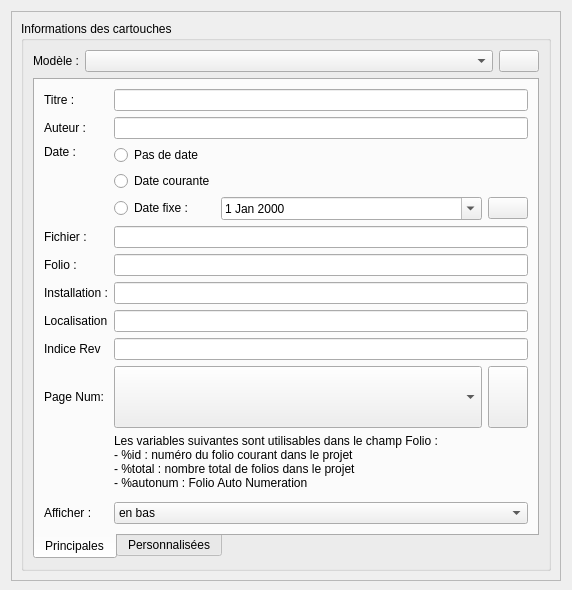
This is sources/ui/titleblockpropertieswidget.ui in qelectrotech/qelectrotech-source-mirror as Qt 5 draws it before an edit. The edited form follows.
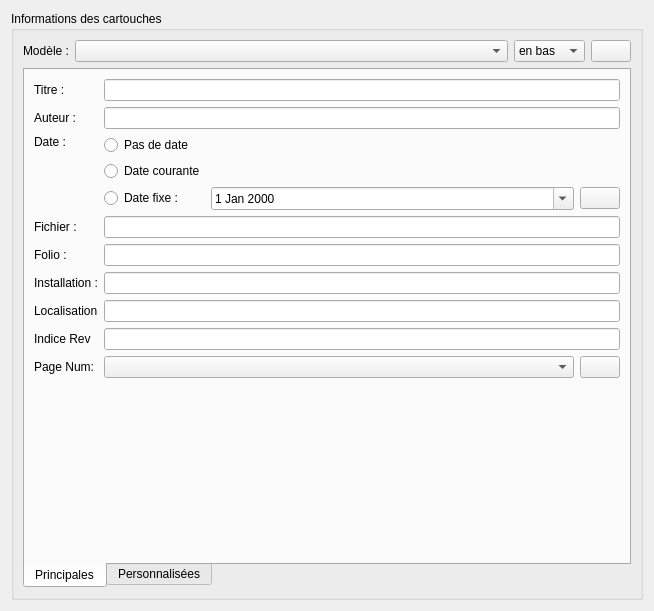
This is the edited form. Icons and pictures are not drawn.

Commit message: Improve some widget and layout

What changed in the file:
```diff
--- a/sources/ui/titleblockpropertieswidget.ui
+++ b/sources/ui/titleblockpropertieswidget.ui
@@ -6,8 +6,8 @@
    <rect>
     <x>0</x>
     <y>0</y>
-    <width>572</width>
-    <height>590</height>
+    <width>654</width>
+    <height>611</height>
    </rect>
   </property>
   <property name="sizePolicy">
@@ -26,27 +26,6 @@
    <string>Form</string>
   </property>
   <layout class="QVBoxLayout" name="verticalLayout_4">
-   <property name="spacing">
-    <number>6</number>
-   </property>
-   <property name="bottomMargin">
-    <number>9</number>
-   </property>
-   <item>
-    <widget class="QScrollArea" name="scrollArea">
-     <property name="widgetResizable">
-      <bool>true</bool>
-     </property>
-     <widget class="QWidget" name="scrollAreaWidgetContents_1">
-      <property name="geometry">
-       <rect>
-        <x>0</x>
-        <y>0</y>
-        <width>538</width>
-        <height>608</height>
-       </rect>
-      </property>
-      <layout class="QVBoxLayout" name="verticalLayout_5">
        <item>
         <widget class="QGroupBox" name="m_tbt_gb">
          <property name="title">
@@ -60,7 +39,7 @@
          </property>
          <layout class="QVBoxLayout" name="verticalLayout_3">
           <item>
-           <layout class="QHBoxLayout" name="m_tbt_hlayout" stretch="0,1,0">
+       <layout class="QHBoxLayout" name="m_tbt_hlayout" stretch="0,1,0,0">
             <property name="sizeConstraint">
              <enum>QLayout::SetDefaultConstraint</enum>
             </property>
@@ -74,6 +53,23 @@
             <item>
              <widget class="QComboBox" name="m_tbt_cb"/>
             </item>
+        <item>
+         <widget class="QComboBox" name="m_display_at_cb">
+          <property name="toolTip">
+           <string>&lt;html&gt;&lt;head/&gt;&lt;body&gt;&lt;p&gt;Affiche le cartouche en bas (horizontalement) ou à droite (verticalement) du folio.&lt;/p&gt;&lt;/body&gt;&lt;/html&gt;</string>
+          </property>
+          <item>
+           <property name="text">
+            <string>en bas</string>
+           </property>
+          </item>
+          <item>
+           <property name="text">
+            <string>à droite </string>
+           </property>
+          </item>
+         </widget>
+        </item>
             <item>
              <widget class="QPushButton" name="m_tbt_pb">
               <property name="text">
@@ -170,10 +166,10 @@
                   </item>
                  </layout>
                 </item>
-                <item row="12" column="1">
-                 <widget class="QLabel" name="label">
+            <item row="2" column="1">
+             <widget class="QLabel" name="label_3">
                   <property name="text">
-                   <string>Afficher :</string>
+               <string>Auteur :</string>
                   </property>
                  </widget>
                 </item>
@@ -184,13 +180,6 @@
                   </property>
                  </widget>
                 </item>
-                <item row="2" column="1">
-                 <widget class="QLabel" name="label_3">
-                  <property name="text">
-                   <string>Auteur :</string>
-                  </property>
-                 </widget>
-                </item>
                 <item row="8" column="3">
                  <widget class="QLineEdit" name="m_loc">
                   <property name="toolTip">
@@ -295,7 +284,11 @@
                 <item row="5" column="3">
                  <widget class="QLineEdit" name="m_folio_le">
                   <property name="toolTip">
-                   <string>Disponible en tant que %folio pour les modèles de cartouches</string>
+               <string>Disponible en tant que %folio pour les modèles de cartouches
+Les variables suivantes sont utilisables :
+- %id : numéro du folio courant dans le projet 
+- %total : nombre total de folios dans le projet 
+- %autonum : Folio Auto Numeration</string>
                   </property>
                  </widget>
                 </item>
@@ -319,39 +312,10 @@
                   </property>
                  </widget>
                 </item>
-                <item row="12" column="3">
-                 <widget class="QComboBox" name="m_display_at_cb">
+            <item row="9" column="3">
+             <widget class="QLineEdit" name="m_indice">
                   <property name="toolTip">
-                   <string>&lt;html&gt;&lt;head/&gt;&lt;body&gt;&lt;p&gt;Affiche le cartouche en bas (horizontalement) ou à droite (verticalement) du folio.&lt;/p&gt;&lt;/body&gt;&lt;/html&gt;</string>
-                  </property>
-                  <item>
-                   <property name="text">
-                    <string>en bas</string>
-                   </property>
-                  </item>
-                  <item>
-                   <property name="text">
-                    <string>à droite </string>
-                   </property>
-                  </item>
-                 </widget>
-                </item>
-                <item row="11" column="3">
-                 <widget class="QLabel" name="label_7">
-                  <property name="frameShape">
-                   <enum>QFrame::NoFrame</enum>
-                  </property>
-                  <property name="text">
-                   <string>Les variables suivantes sont utilisables dans le champ Folio :
-- %id : numéro du folio courant dans le projet 
-- %total : nombre total de folios dans le projet 
-- %autonum : Folio Auto Numeration</string>
-                  </property>
-                  <property name="scaledContents">
-                   <bool>false</bool>
-                  </property>
-                  <property name="alignment">
-                   <set>Qt::AlignLeading|Qt::AlignLeft|Qt::AlignTop</set>
+               <string>Disponible en tant que %indexrev pour les modèles de cartouches</string>
                   </property>
                  </widget>
                 </item>
@@ -369,15 +333,21 @@
                   </property>
                  </widget>
                 </item>
-                <item row="9" column="3">
-                 <widget class="QLineEdit" name="m_indice">
-                  <property name="toolTip">
-                   <string>Disponible en tant que %indexrev pour les modèles de cartouches</string>
-                  </property>
-                 </widget>
-                </item>
-               </layout>
-              </item>
+           </layout>
+          </item>
+          <item>
+           <spacer name="verticalSpacer">
+            <property name="orientation">
+             <enum>Qt::Vertical</enum>
+            </property>
+            <property name="sizeHint" stdset="0">
+             <size>
+              <width>20</width>
+              <height>40</height>
+             </size>
+            </property>
+           </spacer>
+          </item>
              </layout>
             </widget>
             <widget class="QWidget" name="tab_2">
@@ -405,10 +375,6 @@
            </widget>
           </item>
          </layout>
-        </widget>
-       </item>
-      </layout>
-     </widget>
     </widget>
    </item>
   </layout>
```
Lines whose indentation alone changed are shown as unchanged. The commit also changes 10 other files.
